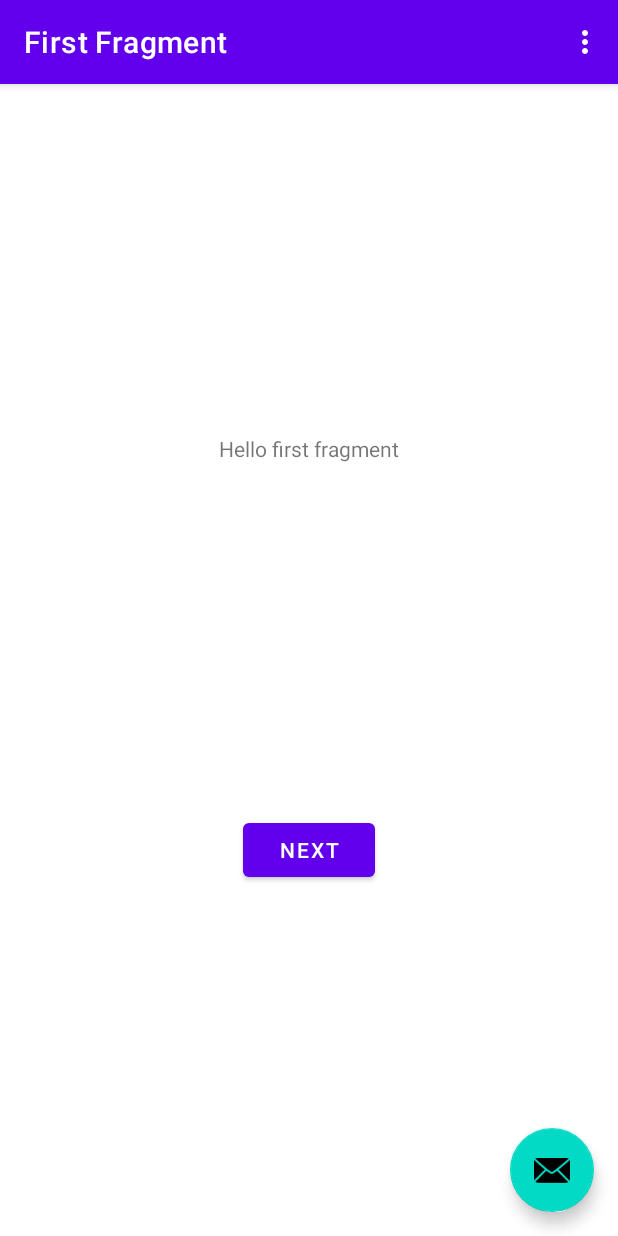
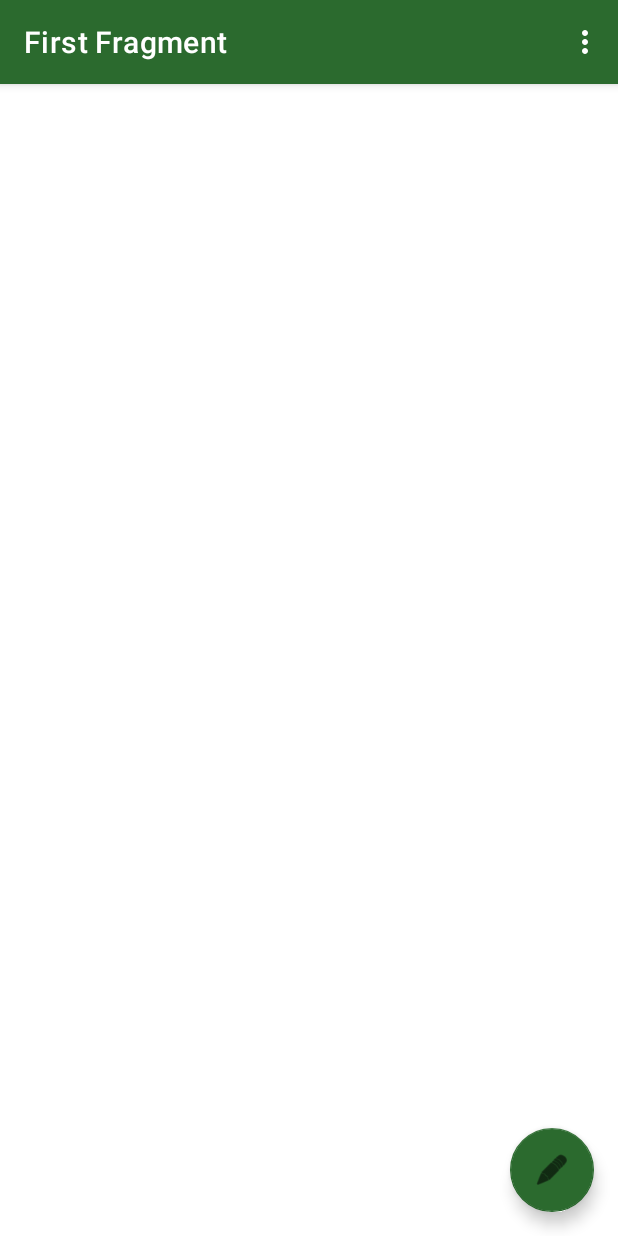
Before and after one commit to EricRa/SnekNotes, an Android app: the screen it shows after launch (MainActivity), on a phone screen of 412 x 824 dp. Run offline under Robolectric (Android 15) with nearby library versions, the light colour scheme and no system bars; our stand-ins replace navigation-ui; 1 statement that could not run was skipped.

Commit message:
Initial UI changes

```diff
--- a/app/src/main/res/layout/activity_main.xml
+++ b/app/src/main/res/layout/activity_main.xml
@@ -15,7 +15,7 @@
             android:id="@+id/toolbar"
             android:layout_width="match_parent"
             android:layout_height="?attr/actionBarSize"
-            android:background="?attr/colorPrimary"
+            android:background="#2B6A2E"
             app:popupTheme="@style/Theme.SnekNotes.PopupOverlay" />
 
     </com.google.android.material.appbar.AppBarLayout>
@@ -29,6 +29,7 @@
         android:layout_gravity="bottom|end"
         android:layout_marginEnd="@dimen/fab_margin"
         android:layout_marginBottom="16dp"
-        app:srcCompat="@android:drawable/ic_dialog_email" />
+        app:backgroundTint="#2B6A2E"
+        app:srcCompat="@android:drawable/ic_menu_edit" />
 
 </androidx.coordinatorlayout.widget.CoordinatorLayout>
--- a/app/src/main/res/layout/fragment_first.xml
+++ b/app/src/main/res/layout/fragment_first.xml
@@ -4,25 +4,4 @@
     xmlns:tools="http://schemas.android.com/tools"
     android:layout_width="match_parent"
     android:layout_height="match_parent"
-    tools:context=".FirstFragment">
-
-    <TextView
-        android:id="@+id/textview_first"
-        android:layout_width="wrap_content"
-        android:layout_height="wrap_content"
-        android:text="@string/hello_first_fragment"
-        app:layout_constraintBottom_toTopOf="@id/button_first"
-        app:layout_constraintEnd_toEndOf="parent"
-        app:layout_constraintStart_toStartOf="parent"
-        app:layout_constraintTop_toTopOf="parent" />
-
-    <Button
-        android:id="@+id/button_first"
-        android:layout_width="wrap_content"
-        android:layout_height="wrap_content"
-        android:text="@string/next"
-        app:layout_constraintBottom_toBottomOf="parent"
-        app:layout_constraintEnd_toEndOf="parent"
-        app:layout_constraintStart_toStartOf="parent"
-        app:layout_constraintTop_toBottomOf="@id/textview_first" />
-</androidx.constraintlayout.widget.ConstraintLayout>
+    tools:context=".FirstFragment"/>
--- a/app/src/main/res/layout/fragment_second.xml
+++ b/app/src/main/res/layout/fragment_second.xml
@@ -10,18 +10,8 @@
         android:id="@+id/textview_second"
         android:layout_width="wrap_content"
         android:layout_height="wrap_content"
-        app:layout_constraintBottom_toTopOf="@id/button_second"
         app:layout_constraintEnd_toEndOf="parent"
         app:layout_constraintStart_toStartOf="parent"
         app:layout_constraintTop_toTopOf="parent" />
 
-    <Button
-        android:id="@+id/button_second"
-        android:layout_width="wrap_content"
-        android:layout_height="wrap_content"
-        android:text="@string/previous"
-        app:layout_constraintBottom_toBottomOf="parent"
-        app:layout_constraintEnd_toEndOf="parent"
-        app:layout_constraintStart_toStartOf="parent"
-        app:layout_constraintTop_toBottomOf="@id/textview_second" />
 </androidx.constraintlayout.widget.ConstraintLayout>
```
